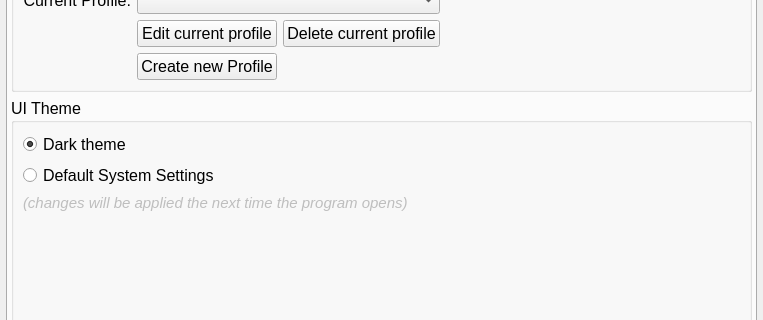
The window that ui/postProcessingUI.ui (CapPow/HerbASAP) describes before a commit, drawn with Qt 5; both pictures show x 0 to 763 and y 90 to 410 of the 763 by 635 pixel window.
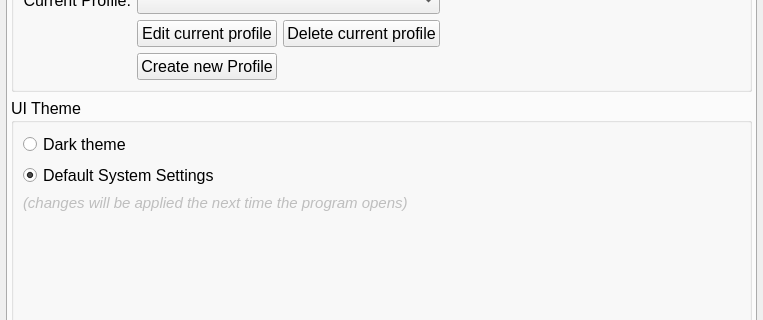
The same window after the commit. The open tabs and pages were chosen to show the change. Icons and pictures are not drawn.

What changed in the file:
```diff
--- a/ui/postProcessingUI.ui
+++ b/ui/postProcessingUI.ui
@@ -766,7 +766,7 @@
               <string>Dark theme</string>
              </property>
              <property name="checked">
-              <bool>true</bool>
+              <bool>false</bool>
              </property>
             </widget>
            </item>
@@ -775,6 +775,9 @@
              <property name="text">
               <string>Default System Settings</string>
              </property>
+             <property name="checked">
+              <bool>true</bool>
+             </property>
             </widget>
            </item>
            <item>
```
